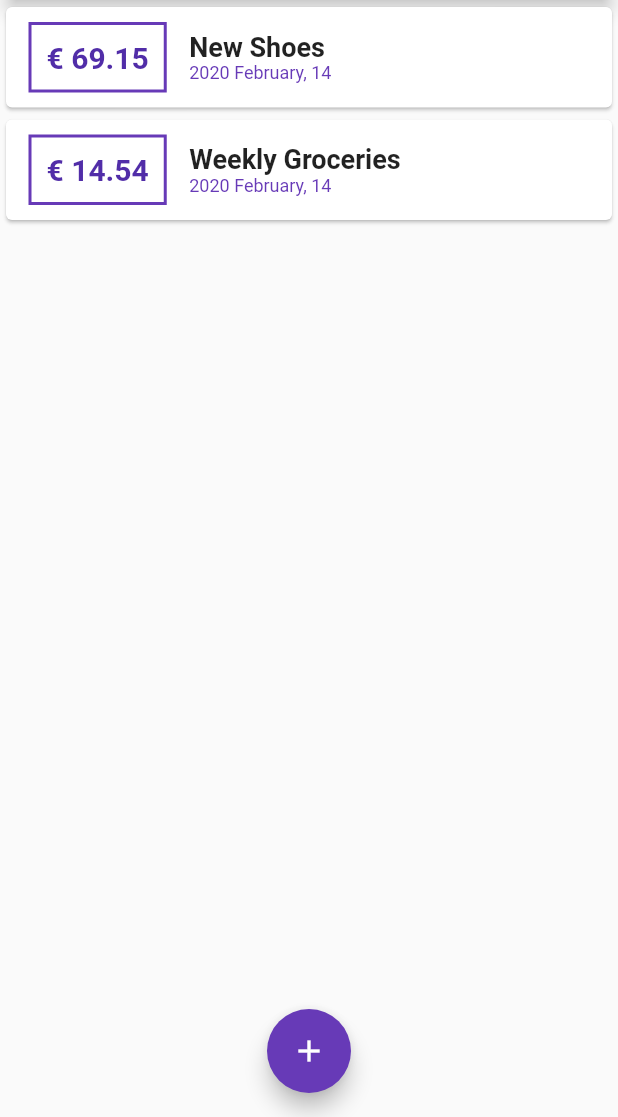
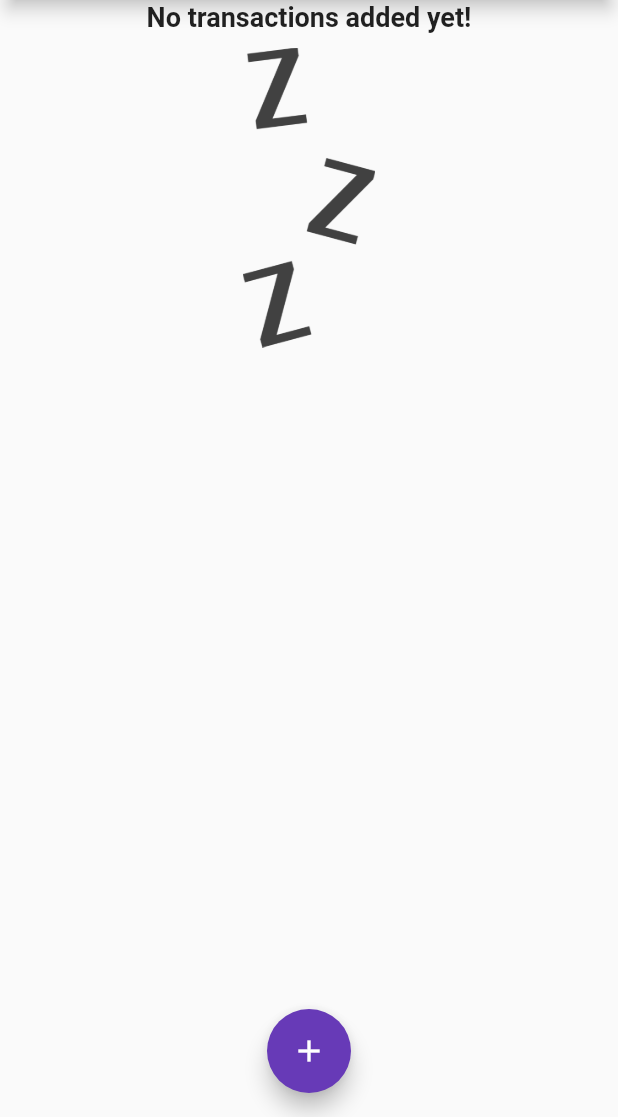
Before and after one commit to zettlrobert/expense_tracker, a Flutter app: the screen it shows after launch, on a phone screen of 412 x 824 dp, the part 119-1236 px from its top. Run offline on Flutter 3.47's test engine with Material 2 defaults, Android fonts, the phone set to English and light mode, and no system bars; Roboto replaces fonts that are missing (OpenSans).

```diff
--- a/lib/main.dart
+++ b/lib/main.dart
@@ -44,13 +44,16 @@ class MyHomePage extends StatefulWidget {
 
 class _MyHomePageState extends State<MyHomePage> {
   final List<Transaction> _userTransactions = [
-    Transaction(
-        id: 't1', title: 'New Shoes', amount: 69.15, date: DateTime.now()),
-    Transaction(
-        id: 't2',
-        title: 'Weekly Groceries',
-        amount: 14.54,
-        date: DateTime.now()),
+    // Transaction(
+    //     id: 't1',
+    //     title: 'New Shoes',
+    //     amount: 69.15,
+    //     date: DateTime.now()),
+    // Transaction(
+    //     id: 't2',
+    //     title: 'Weekly Groceries',
+    //     amount: 14.54,
+    //     date: DateTime.now()),
   ];
 
   void _addNewTransaction(String txTitle, double txAmount) {
--- a/lib/widgets/transaction_list.dart
+++ b/lib/widgets/transaction_list.dart
@@ -12,15 +12,33 @@ class TransactionList extends StatelessWidget {
   Widget build(BuildContext context) {
     return Container(
       height: 300,
-      child: ListView.builder(
+      child: transactions.isEmpty
+          ? Column(
+              children: <Widget>[
+                Text(
+                  'No transactions added yet!',
+                  style: Theme.of(context).textTheme.title,
+                ),
+                SizedBox(
+                  height: 10,
+                ),
+                Container(
+                    height: 200,
+                    child: Image.asset('assets/images/waiting.png',
+                        fit: BoxFit.cover)),
+              ],
+            )
+          : ListView.builder(
               itemBuilder: (ctx, index) {
                 return Card(
                   child: Row(
                     children: <Widget>[
                       Container(
-                  margin: EdgeInsets.symmetric(vertical: 10, horizontal: 15),
+                        margin:
+                            EdgeInsets.symmetric(vertical: 10, horizontal: 15),
                         decoration: BoxDecoration(
-                    border: Border.all(color: Colors.deepPurple, width: 2),
+                          border:
+                              Border.all(color: Colors.deepPurple, width: 2),
                         ),
                         padding: EdgeInsets.all(10),
                         child: Text(
--- a/pubspec.yaml
+++ b/pubspec.yaml
@@ -43,7 +43,8 @@ flutter:
   uses-material-design: true
 
   # To add assets to your application, add an assets section, like this:
-  # assets:
+  assets:
+   - assets/images/waiting.png
   #  - images/a_dot_burr.jpeg
   #  - images/a_dot_ham.jpeg
 
```
Also changed, not shown: assets/images/waiting.png (added). Lines whose indentation alone changed are shown as unchanged.
